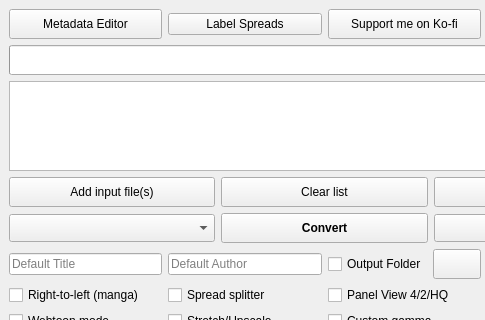
First picture: the form in gui/KCC.ui, repository ciromattia/kcc, before the edit; both pictures show x 0 to 485 and y 0 to 320 of the 649 by 747 pixel window.
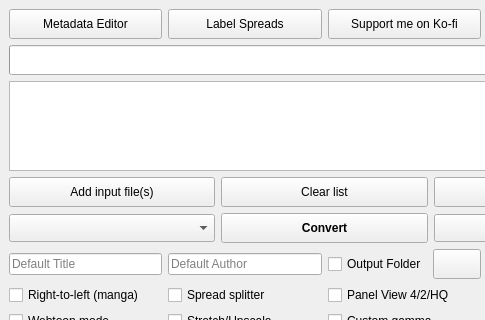
Second picture: the form after the edit. Icons and pictures are not drawn.

Commit message: fix label feature on Windows (#1413)

Patch:
```diff
--- a/gui/KCC.ui
+++ b/gui/KCC.ui
@@ -773,6 +773,12 @@
        </item>
        <item row="0" column="1">
         <widget class="QPushButton" name="labelSpreadsButton">
+         <property name="minimumSize">
+          <size>
+           <width>0</width>
+           <height>30</height>
+          </size>
+         </property>
          <property name="text">
           <string>Label Spreads</string>
          </property>
```
The commit also changes 3 other files.
